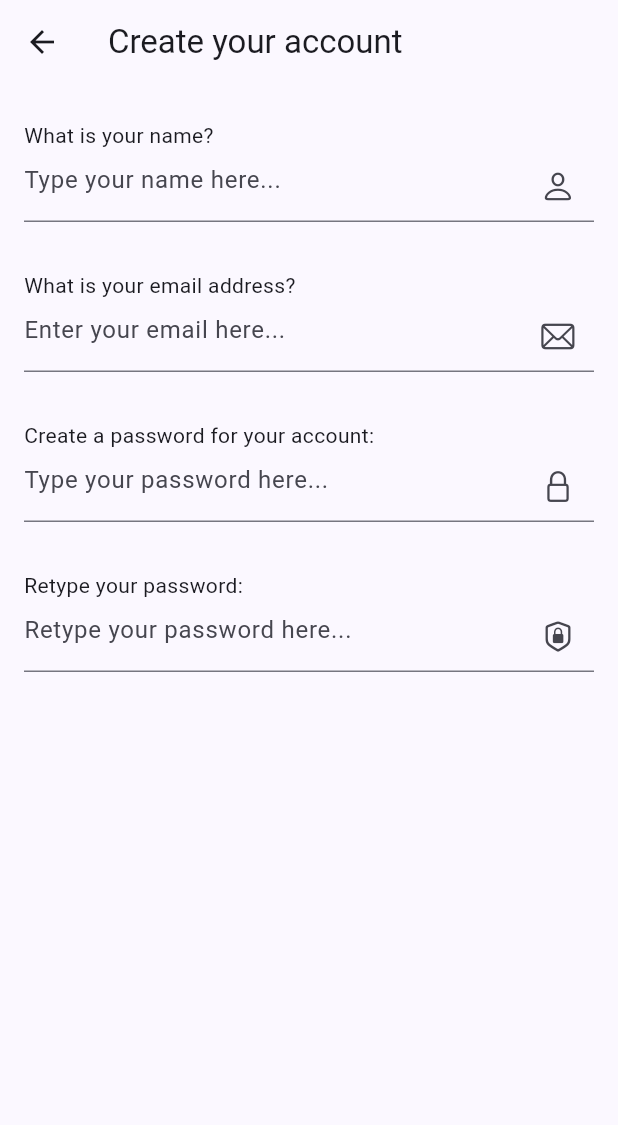
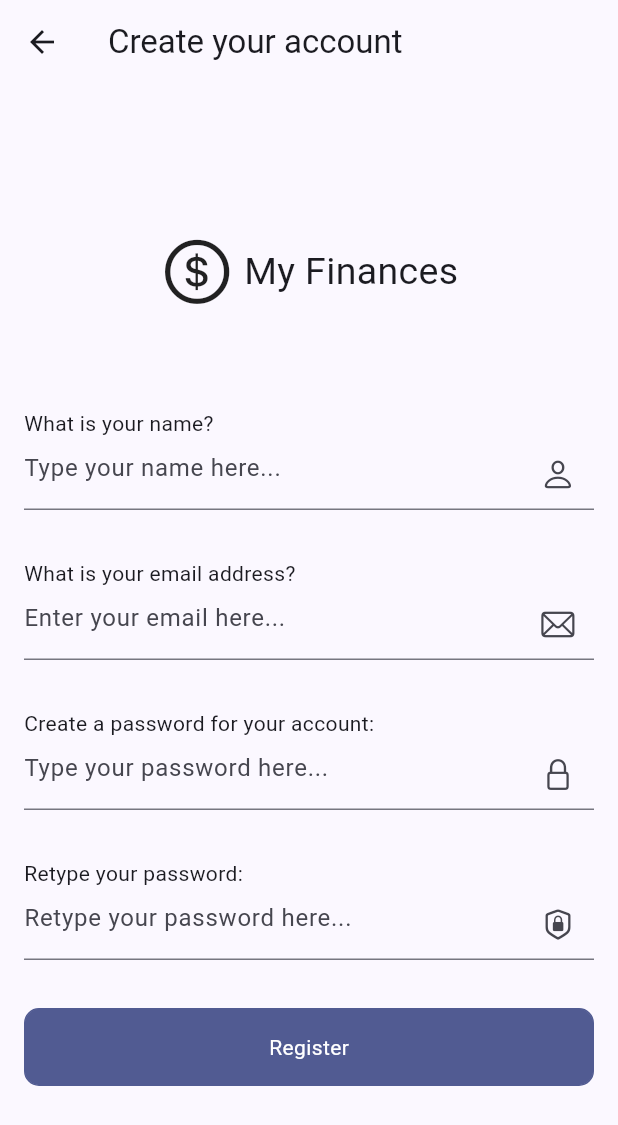
Before and after one commit to eduardoazvd17/my_finances, a Flutter app: the screen it shows after launch, after a tap on "Create your account", on a phone screen of 412 x 824 dp. Shown: the top 1125 px of the screen. Run offline on Flutter 3.47's test engine with Material 2 defaults, Android fonts, the light colour scheme and no system bars; our stand-ins replace cloud_firestore, firebase_core, flutter_animate, get, localization, shared_preferences; missing offline and left inert: credentials_manager; accounts and stored records are empty.

Commit message:
Creating login/register page first edition

```diff
--- a/lib/src/core/presentation/widgets/app_logo.dart
+++ b/lib/src/core/presentation/widgets/app_logo.dart
@@ -4,21 +4,27 @@ import 'package:localization/localization.dart';
 class AppLogo extends StatelessWidget {
   final double size;
   final bool verticalAlign;
+  final bool showText;
+  final bool showIcon;
 
   const AppLogo({
     super.key,
-    this.size = 40,
+    this.size = 50,
     this.verticalAlign = false,
+    this.showIcon = true,
+    this.showText = true,
   });
 
   @override
   Widget build(BuildContext context) {
     final List<Widget> content = [
-      Icon(CupertinoIcons.money_dollar_circle, size: size),
+      if (showIcon) Icon(CupertinoIcons.money_dollar_circle, size: size),
+      if (showIcon && showText)
         SizedBox(
           height: verticalAlign ? (size / 8) : 0,
           width: verticalAlign ? 0 : (size / 8),
         ),
+      if (showText)
         Text(
           'app-name'.i18n(),
           style: TextStyle(fontSize: size / 2),
--- a/lib/src/core/presentation/widgets/scaffold_widget.dart
+++ b/lib/src/core/presentation/widgets/scaffold_widget.dart
@@ -9,14 +9,19 @@ class ScaffoldWidget extends StatelessWidget {
     this.body,
   });
 
+  void _hideKeyboard() => FocusManager.instance.primaryFocus?.unfocus();
+
   @override
   Widget build(BuildContext context) {
-    return Scaffold(
-      appBar: appBar,
-      body: SafeArea(
-        child: Padding(
-          padding: const EdgeInsets.symmetric(vertical: 8, horizontal: 16),
-          child: body,
+    return GestureDetector(
+      onTap: _hideKeyboard,
+      child: Scaffold(
+        appBar: appBar,
+        body: SafeArea(
+          child: Padding(
+            padding: const EdgeInsets.symmetric(vertical: 8, horizontal: 16),
+            child: body,
+          ),
         ),
       ),
     );
--- /dev/null
+++ b/lib/src/core/presentation/widgets/scroll_view_widget.dart
@@ -0,0 +1,37 @@
+import 'package:flutter/material.dart';
+
+class ScrollViewWidget extends StatelessWidget {
+  final Widget child;
+  final bool showBar;
+  late final ScrollController scrollController;
+
+  ScrollViewWidget({
+    super.key,
+    required this.child,
+    this.showBar = false,
+    ScrollController? controller,
+  }) {
+    scrollController = controller ?? ScrollController();
+  }
+
+  @override
+  Widget build(BuildContext context) {
+    if (showBar) {
+      return Scrollbar(
+        controller: scrollController,
+        thumbVisibility: true,
+        trackVisibility: true,
+        thickness: 2,
+        child: SingleChildScrollView(
+          controller: scrollController,
+          child: child,
+        ),
+      );
+    } else {
+      return SingleChildScrollView(
+        controller: scrollController,
+        child: child,
+      );
+    }
+  }
+}
--- a/lib/src/features/authentication/presentation/pages/login_page.dart
+++ b/lib/src/features/authentication/presentation/pages/login_page.dart
@@ -2,9 +2,12 @@ import 'package:flutter/cupertino.dart';
 import 'package:flutter/material.dart';
 import 'package:get/get.dart';
 import 'package:localization/localization.dart';
+import 'package:myfinances/src/core/presentation/widgets/app_logo.dart';
+import 'package:myfinances/src/core/presentation/widgets/button_widget.dart';
 import 'package:myfinances/src/core/presentation/widgets/scaffold_widget.dart';
 import 'package:myfinances/src/features/authentication/presentation/controllers/auth_controller.dart';
 
+import '../../../../core/presentation/widgets/scroll_view_widget.dart';
 import '../../../../core/presentation/widgets/text_field_widget.dart';
 
 class LoginPage extends GetWidget<AuthController> {
@@ -16,8 +19,14 @@ class LoginPage extends GetWidget<AuthController> {
       appBar: AppBar(
         title: Text('login-button'.i18n()),
       ),
-      body: Column(
+      body: Center(
+        child: ScrollViewWidget(
+          child: Column(
             children: [
+              const Padding(
+                padding: EdgeInsets.only(bottom: 50.0, top: 16),
+                child: AppLogo(),
+              ),
               TextFieldWidget(
                 icon: CupertinoIcons.mail,
                 label: 'login-email-label'.i18n(),
@@ -30,7 +39,27 @@ class LoginPage extends GetWidget<AuthController> {
                 hint: 'login-password-hint'.i18n(),
                 controller: controller.passwordController,
               ),
+              Padding(
+                padding: const EdgeInsets.only(
+                  top: 16,
+                  bottom: 16,
+                ),
+                child: Row(
+                  children: [
+                    Expanded(
+                      child: ButtonWidget(
+                        text: 'make-login-button'.i18n(),
+                        backgroundColor: Theme.of(context).primaryColor,
+                        foregroundColor: Colors.white,
+                        onTap: () {},
+                      ),
+                    ),
                   ],
+                ),
+              ),
+            ],
+          ),
+        ),
       ),
     );
   }
--- a/lib/src/features/authentication/presentation/pages/register_page.dart
+++ b/lib/src/features/authentication/presentation/pages/register_page.dart
@@ -4,7 +4,10 @@ import 'package:get/get.dart';
 import 'package:localization/localization.dart';
 import 'package:myfinances/src/features/authentication/presentation/controllers/auth_controller.dart';
 
+import '../../../../core/presentation/widgets/app_logo.dart';
+import '../../../../core/presentation/widgets/button_widget.dart';
 import '../../../../core/presentation/widgets/scaffold_widget.dart';
+import '../../../../core/presentation/widgets/scroll_view_widget.dart';
 import '../../../../core/presentation/widgets/text_field_widget.dart';
 
 class RegisterPage extends GetWidget<AuthController> {
@@ -16,9 +19,14 @@ class RegisterPage extends GetWidget<AuthController> {
       appBar: AppBar(
         title: Text('register-button'.i18n()),
       ),
-      body: SingleChildScrollView(
+      body: Center(
+        child: ScrollViewWidget(
           child: Column(
             children: [
+              const Padding(
+                padding: EdgeInsets.only(bottom: 50.0, top: 16),
+                child: AppLogo(),
+              ),
               TextFieldWidget(
                 icon: CupertinoIcons.person,
                 label: 'register-name-label'.i18n(),
@@ -43,7 +51,26 @@ class RegisterPage extends GetWidget<AuthController> {
                 hint: 'register-password2-hint'.i18n(),
                 controller: controller.password2Controller,
               ),
+              Padding(
+                padding: const EdgeInsets.only(
+                  top: 16,
+                  bottom: 16,
+                ),
+                child: Row(
+                  children: [
+                    Expanded(
+                      child: ButtonWidget(
+                        text: 'make-register-button'.i18n(),
+                        backgroundColor: Theme.of(context).primaryColor,
+                        foregroundColor: Colors.white,
+                        onTap: () {},
+                      ),
+                    ),
                   ],
+                ),
+              ),
+            ],
+          ),
         ),
       ),
     );
--- a/lib/src/features/authentication/presentation/pages/welcome_page.dart
+++ b/lib/src/features/authentication/presentation/pages/welcome_page.dart
@@ -5,6 +5,7 @@ import 'package:myfinances/src/core/presentation/widgets/app_logo.dart';
 import 'package:myfinances/src/core/presentation/widgets/button_widget.dart';
 import 'package:myfinances/src/core/presentation/widgets/loading_widget.dart';
 import 'package:myfinances/src/core/presentation/widgets/scaffold_widget.dart';
+import 'package:myfinances/src/core/presentation/widgets/scroll_view_widget.dart';
 
 import '../controllers/auth_controller.dart';
 
@@ -15,14 +16,11 @@ class WelcomePage extends GetWidget<AuthController> {
   Widget build(BuildContext context) {
     return ScaffoldWidget(
       body: Center(
-        child: SingleChildScrollView(
+        child: ScrollViewWidget(
           child: Column(
             mainAxisAlignment: MainAxisAlignment.center,
             children: [
-              const AppLogo(
-                verticalAlign: true,
-                size: 50,
-              ),
+              const AppLogo(verticalAlign: true),
               Padding(
                 padding: const EdgeInsets.only(top: 5),
                 child: Text(
```
Lines whose indentation alone changed are shown as unchanged.
